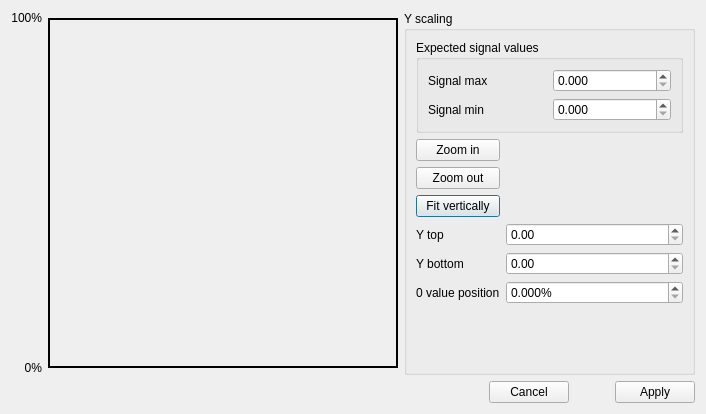
Above: asammdf/gui/ui/signal_scale.ui from danielhrisca/asammdf before the change. Below: the same form after it.
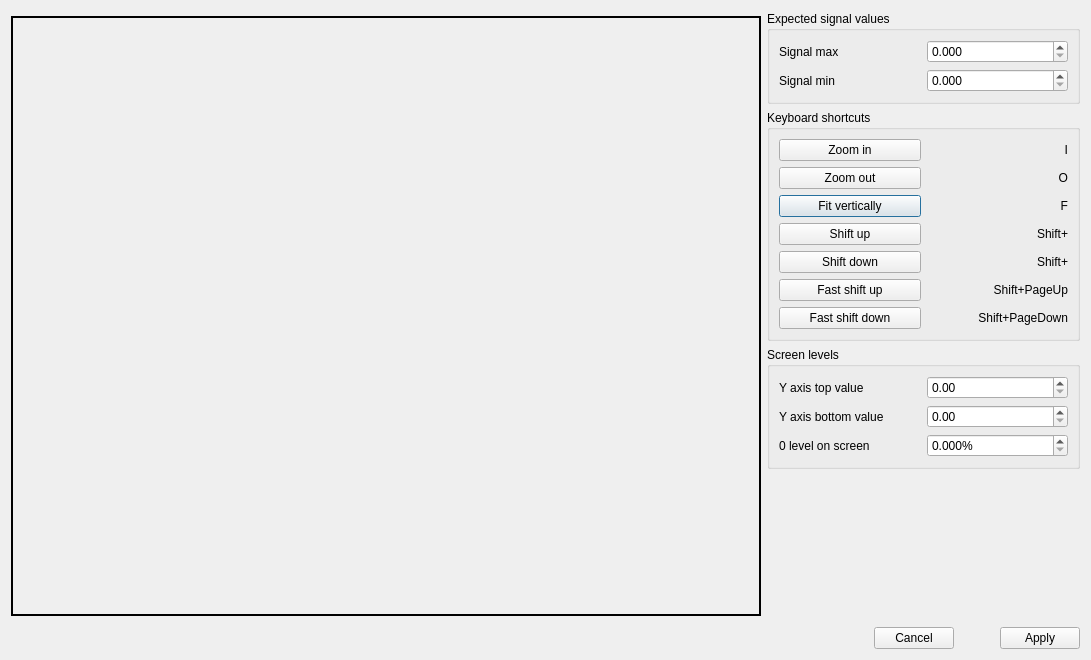
That is the form after the change. Icons and pictures are not drawn.

Commit message: keyboard shortcuts in the Signal scaling dialog

The edit to the form file:
```diff
--- a/asammdf/gui/ui/signal_scale.ui
+++ b/asammdf/gui/ui/signal_scale.ui
@@ -6,36 +6,26 @@
    <rect>
     <x>0</x>
     <y>0</y>
-    <width>706</width>
-    <height>414</height>
+    <width>1091</width>
+    <height>660</height>
    </rect>
   </property>
   <property name="windowTitle">
    <string>Dialog</string>
   </property>
-  <layout class="QGridLayout" name="gridLayout">
-   <item row="0" column="0">
-    <widget class="QLabel" name="label_12">
-     <property name="text">
-      <string>100%</string>
-     </property>
-     <property name="alignment">
-      <set>Qt::AlignRight|Qt::AlignTrailing|Qt::AlignVCenter</set>
-     </property>
-    </widget>
-   </item>
-   <item row="0" column="1" rowspan="3">
+  <layout class="QGridLayout" name="gridLayout_3">
+   <item row="0" column="0" rowspan="4">
     <widget class="QLabel" name="plot">
      <property name="minimumSize">
       <size>
-       <width>350</width>
-       <height>350</height>
+       <width>750</width>
+       <height>600</height>
       </size>
      </property>
      <property name="maximumSize">
       <size>
-       <width>350</width>
-       <height>350</height>
+       <width>750</width>
+       <height>600</height>
       </size>
      </property>
      <property name="frameShape">
@@ -49,13 +39,62 @@
      </property>
     </widget>
    </item>
-   <item row="0" column="2" rowspan="3">
-    <widget class="QGroupBox" name="groupBox">
+   <item row="0" column="1">
+    <widget class="QGroupBox" name="groupBox_3">
      <property name="title">
-      <string>Y scaling</string>
+      <string>Expected signal values</string>
      </property>
-     <layout class="QGridLayout" name="gridLayout_3">
-      <item row="3" column="0">
+     <layout class="QGridLayout" name="gridLayout_4">
+      <item row="0" column="0">
+       <widget class="QLabel" name="label_5">
+        <property name="text">
+         <string>Signal max</string>
+        </property>
+       </widget>
+      </item>
+      <item row="0" column="1">
+       <widget class="QDoubleSpinBox" name="target_max">
+        <property name="decimals">
+         <number>3</number>
+        </property>
+        <property name="minimum">
+         <double>0.000000000000000</double>
+        </property>
+        <property name="maximum">
+         <double>1.000000000000000</double>
+        </property>
+       </widget>
+      </item>
+      <item row="1" column="0">
+       <widget class="QLabel" name="label_9">
+        <property name="text">
+         <string>Signal min</string>
+        </property>
+       </widget>
+      </item>
+      <item row="1" column="1">
+       <widget class="QDoubleSpinBox" name="target_min">
+        <property name="decimals">
+         <number>3</number>
+        </property>
+        <property name="minimum">
+         <double>0.000000000000000</double>
+        </property>
+        <property name="maximum">
+         <double>1.000000000000000</double>
+        </property>
+       </widget>
+      </item>
+     </layout>
+    </widget>
+   </item>
+   <item row="1" column="1">
+    <widget class="QGroupBox" name="groupBox_2">
+     <property name="title">
+      <string>Keyboard shortcuts</string>
+     </property>
+     <layout class="QGridLayout" name="gridLayout">
+      <item row="2" column="0">
        <widget class="QPushButton" name="fit_btn">
         <property name="text">
          <string>Fit vertically</string>
@@ -66,55 +105,17 @@
         </property>
        </widget>
       </item>
-      <item row="5" column="1">
-       <widget class="QDoubleSpinBox" name="y_bottom">
-        <property name="minimum">
-         <double>0.000000000000000</double>
+      <item row="2" column="1">
+       <widget class="QLabel" name="label_3">
+        <property name="text">
+         <string>F</string>
         </property>
-        <property name="maximum">
-         <double>1.000000000000000</double>
+        <property name="alignment">
+         <set>Qt::AlignRight|Qt::AlignTrailing|Qt::AlignVCenter</set>
         </property>
        </widget>
       </item>
       <item row="1" column="0">
-       <widget class="QPushButton" name="zoom_in_btn">
-        <property name="text">
-         <string>Zoom in</string>
-        </property>
-        <property name="icon">
-         <iconset resource="resource.qrc">
-          <normaloff>:/zoom-in.png</normaloff>:/zoom-in.png</iconset>
-        </property>
-       </widget>
-      </item>
-      <item row="1" column="1">
-       <spacer name="horizontalSpacer_5">
-        <property name="orientation">
-         <enum>Qt::Horizontal</enum>
-        </property>
-        <property name="sizeHint" stdset="0">
-         <size>
-          <width>168</width>
-          <height>20</height>
-         </size>
-        </property>
-       </spacer>
-      </item>
-      <item row="4" column="0">
-       <widget class="QLabel" name="label_4">
-        <property name="text">
-         <string>Y top</string>
-        </property>
-       </widget>
-      </item>
-      <item row="5" column="0">
-       <widget class="QLabel" name="label_8">
-        <property name="text">
-         <string>Y bottom</string>
-        </property>
-       </widget>
-      </item>
-      <item row="2" column="0">
        <widget class="QPushButton" name="zoom_out_btn">
         <property name="text">
          <string>Zoom out</string>
@@ -125,86 +126,172 @@
         </property>
        </widget>
       </item>
-      <item row="7" column="0">
-       <spacer name="verticalSpacer_3">
-        <property name="orientation">
-         <enum>Qt::Vertical</enum>
+      <item row="1" column="1">
+       <widget class="QLabel" name="label">
+        <property name="text">
+         <string>O</string>
         </property>
-        <property name="sizeHint" stdset="0">
-         <size>
-          <width>20</width>
-          <height>40</height>
-         </size>
+        <property name="alignment">
+         <set>Qt::AlignRight|Qt::AlignTrailing|Qt::AlignVCenter</set>
         </property>
-       </spacer>
-      </item>
-      <item row="0" column="0" colspan="2">
-       <widget class="QGroupBox" name="groupBox_3">
-        <property name="title">
-         <string>Expected signal values</string>
-        </property>
-        <layout class="QGridLayout" name="gridLayout_4">
-         <item row="0" column="0">
-          <widget class="QLabel" name="label_5">
-           <property name="text">
-            <string>Signal max</string>
-           </property>
-          </widget>
-         </item>
-         <item row="0" column="1">
-          <widget class="QDoubleSpinBox" name="target_max">
-           <property name="decimals">
-            <number>3</number>
-           </property>
-           <property name="minimum">
-            <double>0.000000000000000</double>
-           </property>
-           <property name="maximum">
-            <double>1.000000000000000</double>
-           </property>
-          </widget>
-         </item>
-         <item row="1" column="0">
-          <widget class="QLabel" name="label_9">
-           <property name="text">
-            <string>Signal min</string>
-           </property>
-          </widget>
-         </item>
-         <item row="1" column="1">
-          <widget class="QDoubleSpinBox" name="target_min">
-           <property name="decimals">
-            <number>3</number>
-           </property>
-           <property name="minimum">
-            <double>0.000000000000000</double>
-           </property>
-           <property name="maximum">
-            <double>1.000000000000000</double>
-           </property>
-          </widget>
-         </item>
-        </layout>
        </widget>
       </item>
       <item row="4" column="1">
-       <widget class="QDoubleSpinBox" name="y_top">
-        <property name="minimum">
-         <double>0.000000000000000</double>
+       <widget class="QLabel" name="label_7">
+        <property name="text">
+         <string>Shift+</string>
         </property>
-        <property name="maximum">
-         <double>1.000000000000000</double>
+        <property name="alignment">
+         <set>Qt::AlignRight|Qt::AlignTrailing|Qt::AlignVCenter</set>
+        </property>
+       </widget>
+      </item>
+      <item row="5" column="0">
+       <widget class="QPushButton" name="fast_shift_up_btn">
+        <property name="text">
+         <string>Fast shift up</string>
+        </property>
+        <property name="icon">
+         <iconset resource="resource.qrc">
+          <normaloff>:/shift_up.png</normaloff>:/shift_up.png</iconset>
+        </property>
+       </widget>
+      </item>
+      <item row="0" column="1">
+       <widget class="QLabel" name="label_2">
+        <property name="text">
+         <string>I</string>
+        </property>
+        <property name="alignment">
+         <set>Qt::AlignRight|Qt::AlignTrailing|Qt::AlignVCenter</set>
+        </property>
+       </widget>
+      </item>
+      <item row="4" column="0">
+       <widget class="QPushButton" name="shift_down_btn">
+        <property name="text">
+         <string>Shift down</string>
+        </property>
+        <property name="icon">
+         <iconset resource="resource.qrc">
+          <normaloff>:/down.png</normaloff>:/down.png</iconset>
+        </property>
+       </widget>
+      </item>
+      <item row="3" column="1">
+       <widget class="QLabel" name="label_6">
+        <property name="text">
+         <string>Shift+</string>
+        </property>
+        <property name="alignment">
+         <set>Qt::AlignRight|Qt::AlignTrailing|Qt::AlignVCenter</set>
+        </property>
+       </widget>
+      </item>
+      <item row="3" column="0">
+       <widget class="QPushButton" name="shift_up_btn">
+        <property name="text">
+         <string>Shift up</string>
+        </property>
+        <property name="icon">
+         <iconset resource="resource.qrc">
+          <normaloff>:/up.png</normaloff>:/up.png</iconset>
+        </property>
+       </widget>
+      </item>
+      <item row="0" column="0">
+       <widget class="QPushButton" name="zoom_in_btn">
+        <property name="text">
+         <string>Zoom in</string>
+        </property>
+        <property name="icon">
+         <iconset resource="resource.qrc">
+          <normaloff>:/zoom-in.png</normaloff>:/zoom-in.png</iconset>
         </property>
        </widget>
       </item>
       <item row="6" column="0">
-       <widget class="QLabel" name="label_10">
+       <widget class="QPushButton" name="fast_shift_down_btn">
         <property name="text">
-         <string>0 value position</string>
+         <string>Fast shift down</string>
+        </property>
+        <property name="icon">
+         <iconset resource="resource.qrc">
+          <normaloff>:/shift_down.png</normaloff>:/shift_down.png</iconset>
+        </property>
+       </widget>
+      </item>
+      <item row="5" column="1">
+       <widget class="QLabel" name="label_11">
+        <property name="text">
+         <string>Shift+PageUp</string>
+        </property>
+        <property name="alignment">
+         <set>Qt::AlignRight|Qt::AlignTrailing|Qt::AlignVCenter</set>
         </property>
        </widget>
       </item>
       <item row="6" column="1">
+       <widget class="QLabel" name="label_12">
+        <property name="text">
+         <string>Shift+PageDown</string>
+        </property>
+        <property name="alignment">
+         <set>Qt::AlignRight|Qt::AlignTrailing|Qt::AlignVCenter</set>
+        </property>
+       </widget>
+      </item>
+     </layout>
+    </widget>
+   </item>
+   <item row="2" column="1">
+    <widget class="QGroupBox" name="groupBox_4">
+     <property name="title">
+      <string>Screen levels</string>
+     </property>
+     <layout class="QGridLayout" name="gridLayout_2">
+      <item row="0" column="0">
+       <widget class="QLabel" name="label_4">
+        <property name="text">
+         <string>Y axis top value</string>
+        </property>
+       </widget>
+      </item>
+      <item row="0" column="1">
+       <widget class="QDoubleSpinBox" name="y_top">
+        <property name="minimum">
+         <double>0.000000000000000</double>
+        </property>
+        <property name="maximum">
+         <double>1.000000000000000</double>
+        </property>
+       </widget>
+      </item>
+      <item row="1" column="0">
+       <widget class="QLabel" name="label_8">
+        <property name="text">
+         <string>Y axis bottom value</string>
+        </property>
+       </widget>
+      </item>
+      <item row="1" column="1">
+       <widget class="QDoubleSpinBox" name="y_bottom">
+        <property name="minimum">
+         <double>0.000000000000000</double>
+        </property>
+        <property name="maximum">
+         <double>1.000000000000000</double>
+        </property>
+       </widget>
+      </item>
+      <item row="2" column="0">
+       <widget class="QLabel" name="label_10">
+        <property name="text">
+         <string>0 level on screen</string>
+        </property>
+       </widget>
+      </item>
+      <item row="2" column="1">
        <widget class="QDoubleSpinBox" name="offset">
         <property name="suffix">
          <string>%</string>
@@ -223,7 +310,7 @@
      </layout>
     </widget>
    </item>
-   <item row="1" column="0">
+   <item row="3" column="1">
     <spacer name="verticalSpacer">
      <property name="orientation">
       <enum>Qt::Vertical</enum>
@@ -231,22 +318,12 @@
      <property name="sizeHint" stdset="0">
       <size>
        <width>20</width>
-       <height>299</height>
+       <height>56</height>
       </size>
      </property>
     </spacer>
    </item>
-   <item row="2" column="0">
-    <widget class="QLabel" name="label_11">
-     <property name="text">
-      <string>0%</string>
-     </property>
-     <property name="alignment">
-      <set>Qt::AlignRight|Qt::AlignTrailing|Qt::AlignVCenter</set>
-     </property>
-    </widget>
-   </item>
-   <item row="3" column="0" colspan="3">
+   <item row="4" column="0" colspan="2">
     <layout class="QHBoxLayout" name="horizontalLayout" stretch="1,0,0,0">
      <item>
       <spacer name="horizontalSpacer_6">
```
The commit also changes 3 other files.
